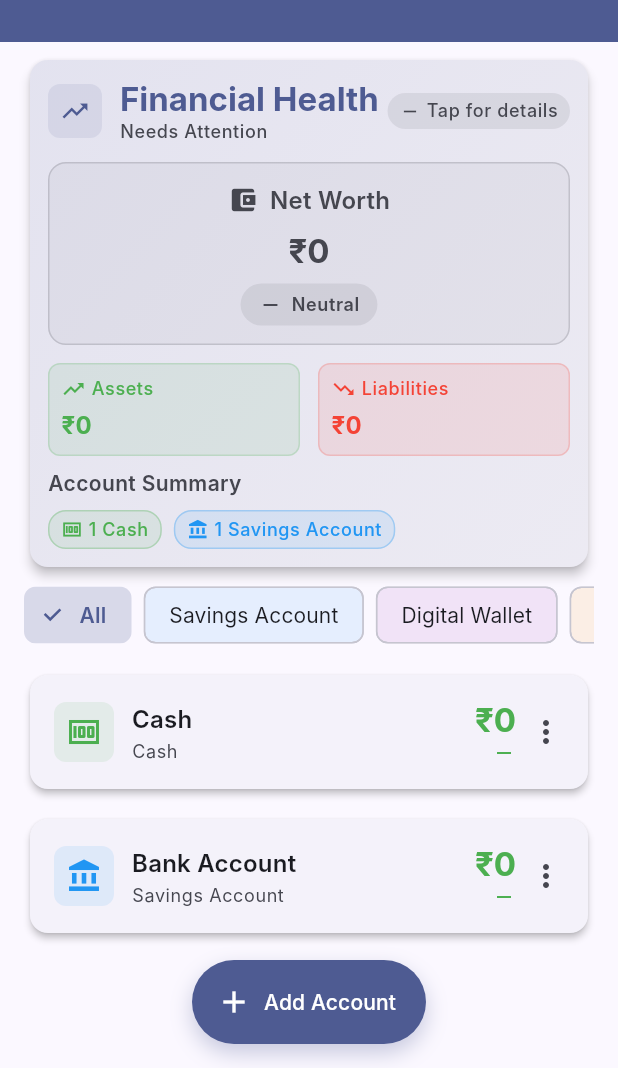
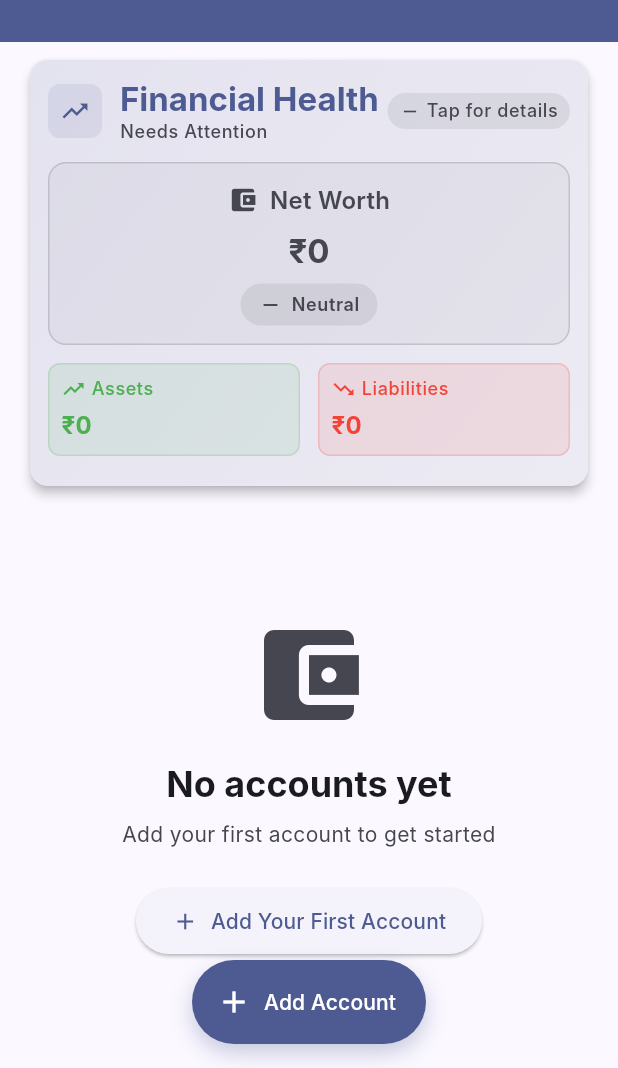
Before and after one commit to iampownkumar/kora_expense_tracker, a Flutter app: the AccountsScreen screen opened directly, on a phone screen of 412 x 824 dp, the part 168-1236 px from its top. Run offline on Flutter 3.47's test engine with Material 3 defaults, Android fonts, the phone set to English and light mode, and no system bars; our stand-ins replace shared_preferences; accounts and stored records are empty; Roboto replaces fonts that are missing (Inter).

Commit message:
🚀 PRODUCTION READY: Fix Critical Account Deletion Bugs & Remove Test Data
✅ CRITICAL BUG FIXES:
- Fixed TransactionDetailSheet fallback bug (was showing first account instead of 'Unknown Account')
- Fixed Dashboard screen account lookup (was creating new accounts instead of proper lookup)
- Implemented consistent getAccountForTransaction() usage across all screens
- Fixed transaction display for deleted accounts

🔧 PRODUCTION IMPROVEMENTS:
- Removed test accounts (Cash, Bank Account) from default accounts
- Made app production-ready with clean database initialization
- Added removeTestAccounts() method for cleanup
- Ensured proper 'Unknown Account' display for deleted account transactions

📱 USER EXPERIENCE:
- No more incorrect account fallbacks when viewing deleted account transactions
- Clean production start without test data
- Consistent account lookup behavior across all screens
- Proper data integrity for financial transactions

🎯 TECHNICAL CHANGES:
- lib/widgets/transaction_detail_sheet.dart: Fixed account lookup with null safety
- lib/screens/dashboard_screen.dart: Replaced firstWhere with getAccountForTransaction
- lib/constants/app_constants.dart: Removed test accounts from defaultAccounts
- lib/providers/app_provider.dart: Added removeTestAccounts() cleanup method

🏆 RESULT: App is now production-ready with proper account deletion handling!

```diff
--- a/lib/constants/app_constants.dart
+++ b/lib/constants/app_constants.dart
@@ -120,23 +120,8 @@ class AppConstants {
     },
   ];
 
-  // Default Accounts
-  static const List<Map<String, dynamic>> defaultAccounts = [
-    {
-      'name': 'Cash',
-      'icon': Icons.money,
-      'color': Colors.green,
-      'balance': 0.0,
-      'type': AccountType.cash,
-    },
-    {
-      'name': 'Bank Account',
-      'icon': Icons.account_balance,
-      'color': Colors.blue,
-      'balance': 0.0,
-      'type': AccountType.savings,
-    },
-  ];
+  // Default Accounts - Empty for production (users will create their own)
+  static const List<Map<String, dynamic>> defaultAccounts = [];
 
   // Popular Wallet Types for Quick Selection
   static List<Map<String, dynamic>> get popularWallets => AccountType.getPopularWallets();
--- a/lib/providers/app_provider.dart
+++ b/lib/providers/app_provider.dart
@@ -680,6 +680,27 @@ class AppProvider extends ChangeNotifier {
     notifyListeners();
   }
 
+  // Production cleanup: Remove test accounts (Cash, Bank Account)
+  Future<void> removeTestAccounts() async {
+    try {
+      // Remove test accounts by name (case insensitive)
+      final testAccountNames = ['cash', 'bank account', 'bank'];
+      _accounts.removeWhere((account) =>
+        testAccountNames.any((testName) =>
+          account.name.toLowerCase().contains(testName.toLowerCase())
+        )
+      );
+
+      // Save updated accounts
+      await StorageService.saveAccounts(_accounts);
+      notifyListeners();
+
+      print('Test accounts removed successfully');
+    } catch (e) {
+      print('Error removing test accounts: $e');
+    }
+  }
+
   // Refresh data
   Future<void> refresh() async {
     await _loadAllData();
--- a/lib/screens/dashboard_screen.dart
+++ b/lib/screens/dashboard_screen.dart
@@ -251,15 +251,7 @@ class _DashboardScreenState extends State<DashboardScreen> {
                                     type: AppConstants.categoryTypeExpense,
                                   ),
                                 );
-                                final account = appProvider.accounts.firstWhere(
-                                  (a) => a.id == transaction.accountId,
-                                  orElse: () => Account.create(
-                                    name: 'Unknown Account',
-                                    icon: Icons.account_balance,
-                                    color: AppConstants.primaryColor,
-                                    type: AccountType.savings,
-                                  ),
-                                );
+                                final account = appProvider.getAccountForTransaction(transaction.accountId);
                                 Account? toAccount;
                                 if (transaction.toAccountId != null) {
                                   toAccount = appProvider.getAccountForTransaction(transaction.toAccountId!);
```
Also changed, not shown: lib/widgets/transaction_detail_sheet.dart (+12 -24 lines), 1 other file.
